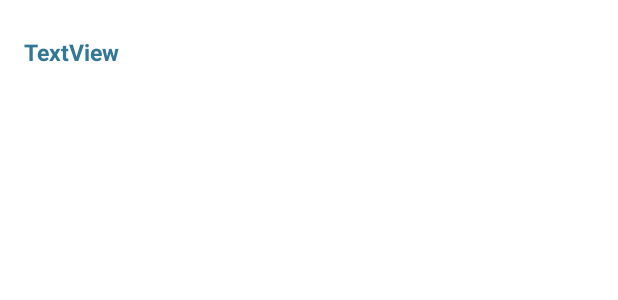
After one commit to MannaICT13/ExpandableList_Android, an Android app: the layout parent_layout.xml on its own in the app's theme, with its tools: preview values and no code run, on a phone screen of 412 x 824 dp. The commit adds this screen. Shown: the top 300 px of the screen. Run offline under Robolectric (Android 15) with nearby library versions, the phone set to English and light mode, and no system bars.

Commit message:
created Parent and child layout

```diff
--- a/app/src/main/java/com/mcubes/expandablelist_android/MainActivity.java
+++ b/app/src/main/java/com/mcubes/expandablelist_android/MainActivity.java
@@ -3,12 +3,18 @@ package com.mcubes.expandablelist_android;
 import androidx.appcompat.app.AppCompatActivity;
 
 import android.os.Bundle;
+import android.widget.ExpandableListView;
 
 public class MainActivity extends AppCompatActivity {
+
+    private ExpandableListView expandableListView;
+
 
     @Override
     protected void onCreate(Bundle savedInstanceState) {
         super.onCreate(savedInstanceState);
         setContentView(R.layout.activity_main);
+
+        expandableListView = findViewById(R.id.expendableViewId);
     }
 }
--- /dev/null
+++ b/app/src/main/res/layout/parent_layout.xml
@@ -0,0 +1,23 @@
+<?xml version="1.0" encoding="utf-8"?>
+<androidx.constraintlayout.widget.ConstraintLayout
+    xmlns:android="http://schemas.android.com/apk/res/android"
+    xmlns:app="http://schemas.android.com/apk/res-auto"
+    xmlns:tools="http://schemas.android.com/tools"
+    android:layout_width="match_parent"
+    android:layout_height="match_parent">
+
+    <TextView
+        android:id="@+id/textViewParentId"
+        android:layout_width="0dp"
+        android:layout_height="wrap_content"
+        android:layout_marginStart="16dp"
+        android:layout_marginTop="24dp"
+        android:layout_marginEnd="16dp"
+        android:text="@string/textView_parent_name"
+        android:textSize="15sp"
+        android:textStyle="bold"
+        android:textColor="#337797"
+        app:layout_constraintEnd_toEndOf="parent"
+        app:layout_constraintStart_toStartOf="parent"
+        app:layout_constraintTop_toTopOf="parent" />
+</androidx.constraintlayout.widget.ConstraintLayout>
```
Also changed, not shown: app/src/main/res/layout/activity_main.xml (+6 -6 lines), app/src/main/res/layout/child_layout.xml (added, +22 -0 lines), app/src/main/res/values/strings.xml (+45 -0 lines).
